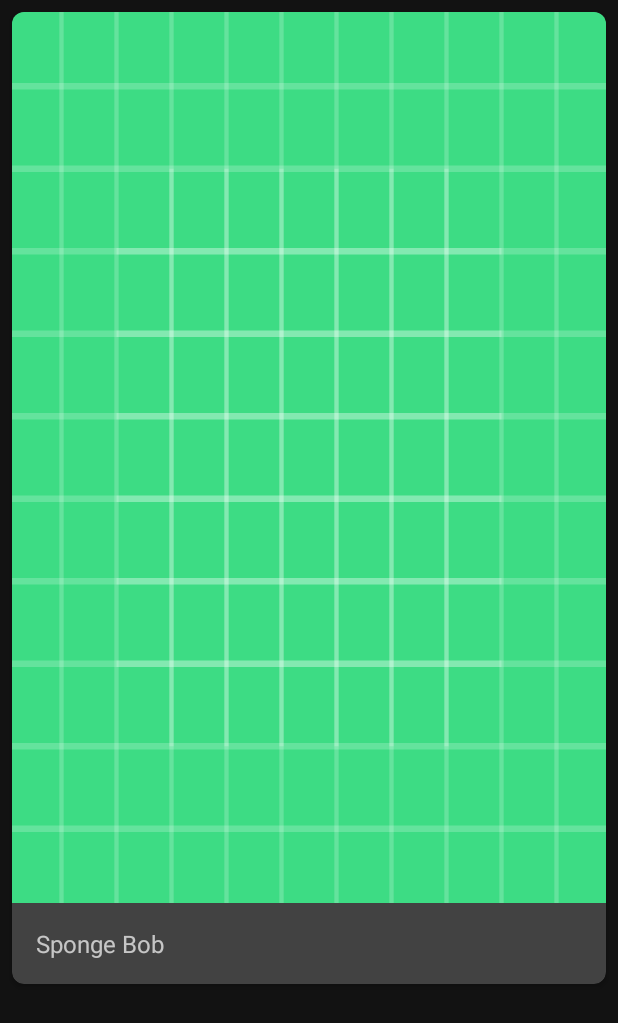
After one commit to ImnIrdst/iiCnma, an Android app: the layout home_list_item.xml on its own in the app's theme, with its tools: preview values and no code run, on a phone screen of 412 x 824 dp. The commit adds this screen. Shown: the top 1023 px of the screen. Run offline under Robolectric (Android 15) with nearby library versions, the phone set to English and light mode, and no system bars; network calls fail.

Commit message:
Add home fragment gridView

```diff
--- a/app/build.gradle
+++ b/app/build.gradle
@@ -31,6 +31,7 @@ android {
             minifyEnabled false
             proguardFiles getDefaultProguardFile('proguard-android-optimize.txt'), 'proguard-rules.pro'
         }
+
     }
     compileOptions {
         sourceCompatibility JavaVersion.VERSION_1_8
@@ -38,6 +39,9 @@ android {
     }
     kotlinOptions {
         jvmTarget = '1.8'
+    }
+    buildFeatures {
+        viewBinding true
     }
 }
 
--- /dev/null
+++ b/app/src/main/res/layout/home_list_item.xml
@@ -0,0 +1,40 @@
+<?xml version="1.0" encoding="utf-8"?>
+
+<androidx.cardview.widget.CardView xmlns:android="http://schemas.android.com/apk/res/android"
+    xmlns:app="http://schemas.android.com/apk/res-auto"
+    xmlns:tools="http://schemas.android.com/tools"
+    android:layout_width="match_parent"
+    android:layout_height="wrap_content"
+    android:layout_margin="@dimen/spacing_small"
+    app:cardCornerRadius="@dimen/spacing_small">
+
+    <androidx.constraintlayout.widget.ConstraintLayout
+        android:layout_width="match_parent"
+        android:layout_height="match_parent">
+
+        <androidx.appcompat.widget.AppCompatImageView
+            android:id="@+id/poster_image_view"
+            android:layout_width="0dp"
+            android:layout_height="0dp"
+            android:scaleType="fitXY"
+            android:src="@drawable/ic_launcher_background"
+            app:layout_constraintEnd_toEndOf="parent"
+            app:layout_constraintStart_toStartOf="parent"
+            app:layout_constraintTop_toTopOf="parent"
+            app:layout_constraintDimensionRatio="0.6666666" />
+
+
+        <androidx.appcompat.widget.AppCompatTextView
+            android:id="@+id/title_text_view"
+            android:layout_width="0dp"
+            android:layout_height="wrap_content"
+            android:padding="@dimen/spacing_normal"
+            android:textSize="@dimen/text_normal"
+            app:layout_constraintEnd_toEndOf="parent"
+            app:layout_constraintStart_toStartOf="parent"
+            app:layout_constraintTop_toBottomOf="@id/poster_image_view"
+            tools:text="Sponge Bob" />
+
+    </androidx.constraintlayout.widget.ConstraintLayout>
+
+</androidx.cardview.widget.CardView>
--- a/app/src/main/res/values/dimens.xml
+++ b/app/src/main/res/values/dimens.xml
@@ -2,4 +2,8 @@
     <!-- Default screen margins, per the Android Design guidelines. -->
     <dimen name="activity_horizontal_margin">16dp</dimen>
     <dimen name="activity_vertical_margin">16dp</dimen>
+    <dimen name="spacing_normal">16dp</dimen>
+    <dimen name="spacing_small">8dp</dimen>
+
+    <dimen name="text_normal">16sp</dimen>
 </resources>
```
Also changed, not shown: app/src/main/java/com/imn/iicnma/ui/home/HomeAdapter.kt (added, +46 -0 lines), app/src/main/java/com/imn/iicnma/ui/home/HomeFragment.kt (+26 -5 lines), app/src/main/java/com/imn/iicnma/ui/home/HomeViewModel.kt (+6 -7 lines), app/src/main/res/layout/fragment_home.xml (+11 -10 lines).
